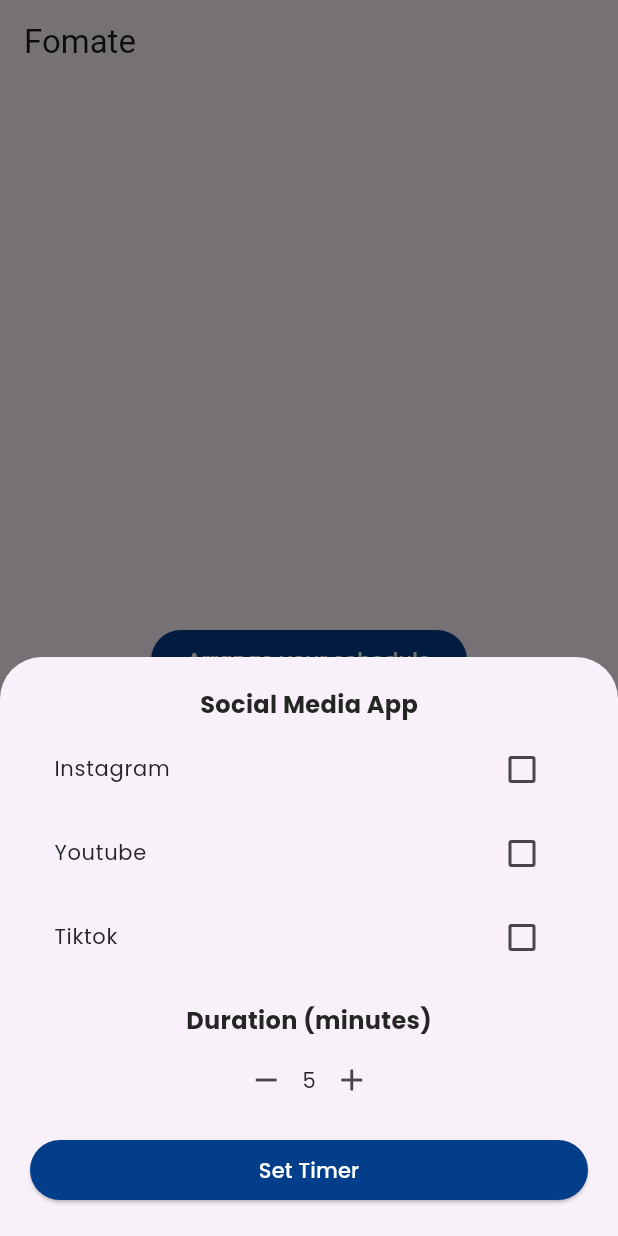
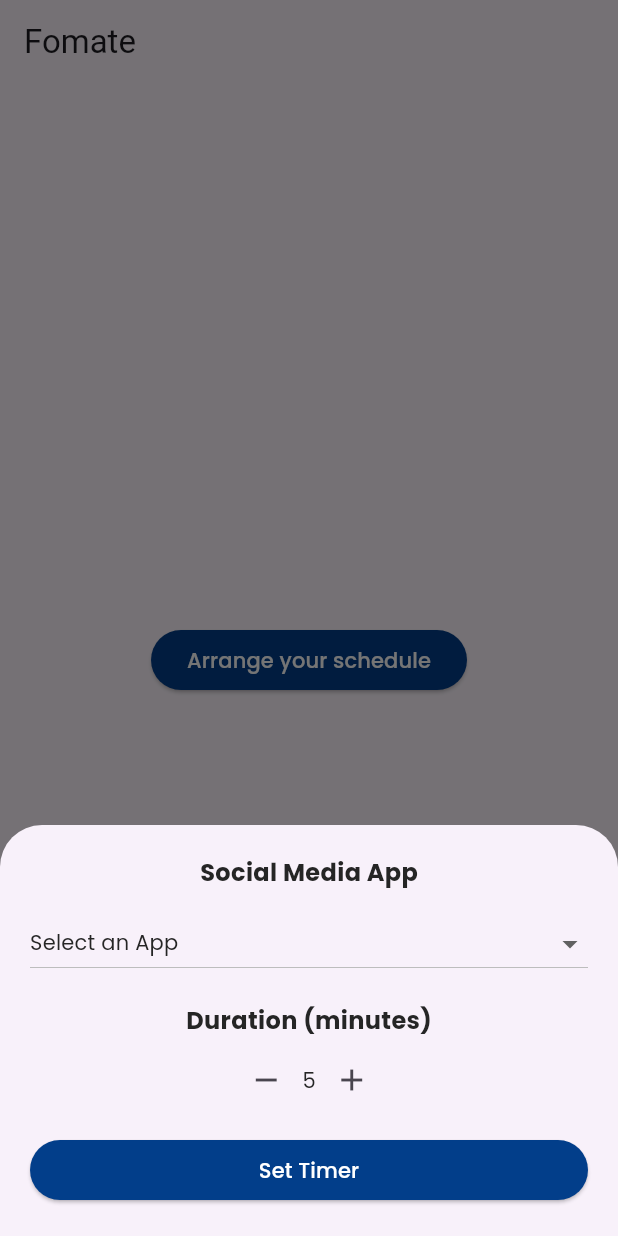
Before and after one commit to LouisFernando1204/fomate_frontend, a Flutter app: the screen it shows after launch, after a tap on "Arrange your schedule", on a phone screen of 412 x 824 dp. Run offline on Flutter 3.47's test engine with Material 3 defaults, Android fonts, the phone set to English and light mode, and no system bars; our stand-ins replace flutter_local_notifications, permission_handler; missing offline and left inert: app_usage.

Commit message:
Fix background and foreground service from running while not using anymore ; Change checkbox list into dropdown button for selecting the social media app to be monitored ;  Add pop up dialog to show summary of app usage while user get back to the foreground (home page)

```diff
--- a/lib/main.dart
+++ b/lib/main.dart
@@ -2,6 +2,8 @@
 import 'package:flutter/material.dart';
 import 'package:fomate_frontend/view/pages/home_page.dart';
 import 'package:permission_handler/permission_handler.dart';
+
+final GlobalKey<NavigatorState> navigatorKey = GlobalKey<NavigatorState>();
 
 Future<void> main() async {
   WidgetsFlutterBinding.ensureInitialized();
@@ -15,9 +17,11 @@
 
 class MyApp extends StatelessWidget {
   const MyApp({super.key});
+
   @override
   Widget build(BuildContext context) {
     return MaterialApp(
+      navigatorKey: navigatorKey,
       debugShowCheckedModeBanner: false,
       title: 'Flutter Demo',
       theme: ThemeData(
--- a/lib/view/pages/home_page.dart
+++ b/lib/view/pages/home_page.dart
@@ -10,7 +10,7 @@
   State<HomePage> createState() => _HomePageState();
 }
 
-class _HomePageState extends State<HomePage> {
+class _HomePageState extends State<HomePage> with WidgetsBindingObserver {
   final viewModel = TimerViewModel();
   Map<String, bool> selectedApps = {
     'instagram': false,
@@ -23,11 +23,13 @@
   @override
   void initState() {
     super.initState();
+    WidgetsBinding.instance.addObserver(this);
     viewModel.addListener(_onViewModelChange);
   }
 
   @override
   void dispose() {
+    WidgetsBinding.instance.removeObserver(this);
     viewModel.removeListener(_onViewModelChange);
     viewModel.dispose();
     super.dispose();
@@ -35,6 +37,11 @@
 
   void _onViewModelChange() {
     setState(() {});
+  }
+
+  @override
+  void didChangeAppLifecycleState(AppLifecycleState state) {
+    viewModel.didChangeAppLifecycleState(state);
   }
 
   Future<void> _saveSelectedApps() async {
@@ -47,6 +54,7 @@
   }
 
   void _showBottomModal(BuildContext context) {
+    String? selectedApp;
     showModalBottomSheet(
       context: context,
       builder: (BuildContext context) {
@@ -66,26 +74,40 @@
                         fontWeight: FontWeight.bold,
                         color: AppColors.textColor_1),
                   ),
-                  const SizedBox(height: 4),
-                  Column(
-                    children: selectedApps.keys.map((appName) {
-                      return CheckboxListTile(
-                        title: Text(
+                  const SizedBox(height: 12),
+                  DropdownButton<String>(
+                    isExpanded: true,
+                    value: selectedApp,
+                    hint: const Text(
+                      "Select an App",
+                      style: TextStyle(
+                          fontFamily: 'Poppins',
+                          fontSize: 14,
+                          fontWeight: FontWeight.normal,
+                          color: AppColors.textColor_1),
+                    ),
+                    items: selectedApps.keys.map((String appName) {
+                      return DropdownMenuItem<String>(
+                        value: appName,
+                        child: Text(
                           appName[0].toUpperCase() + appName.substring(1),
                           style: const TextStyle(
                             fontFamily: 'Poppins',
                             fontSize: 14,
                             fontWeight: FontWeight.normal,
-                                color: AppColors.textColor_1)),
-                        value: selectedApps[appName],
-                        onChanged: (bool? value) {
+                            color: AppColors.textColor_1,
+                          ),
+                        ),
+                      );
+                    }).toList(),
+                    onChanged: (String? newValue) {
                       setModalState(() {
-                            selectedApps[appName] = value ?? false;
+                        selectedApp = newValue;
+                        selectedApps.forEach((key, value) {
+                          selectedApps[key] = key == selectedApp;
+                        });
                       });
                     },
-                        activeColor: AppColors.secondaryColor,
-                      );
-                    }).toList(),
                   ),
                   const SizedBox(height: 16),
                   const Text(
@@ -136,17 +158,20 @@
                       ),
                       onPressed: () async {
                         await _saveSelectedApps();
-                          viewModel.setTimerDuration(
-                              timerDuration); // Atur durasi awal
+                        viewModel.setTimerDuration(timerDuration);
+                        timerDuration = 5;
                         Navigator.pop(context);
                       },
-                        child: const Text("Set Timer",
+                      child: const Text(
+                        "Set Timer",
                         style: TextStyle(
                             fontFamily: 'Poppins',
                             fontSize: 14,
                             fontWeight: FontWeight.w500,
-                                color: AppColors.textColor_0)),
-                      ))
+                            color: AppColors.textColor_0),
+                      ),
+                    ),
+                  ),
                 ],
               ),
             );
```
Also changed, not shown: lib/viewmodel/timer_viewmodel.dart (+68 -26 lines). Lines whose indentation alone changed are shown as unchanged.
